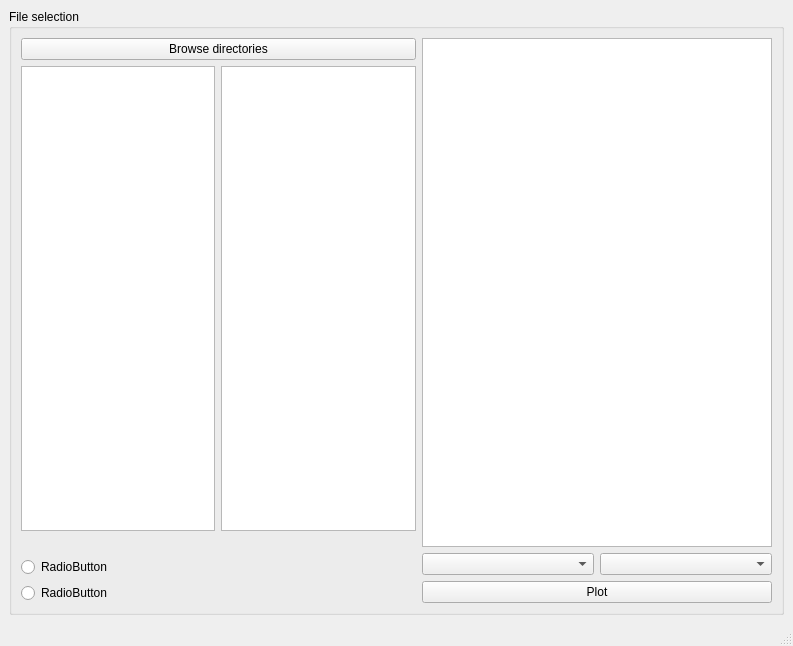
Above: mainwindow.ui from lcubrilo/Brillo before the change. Below: the same form after it.
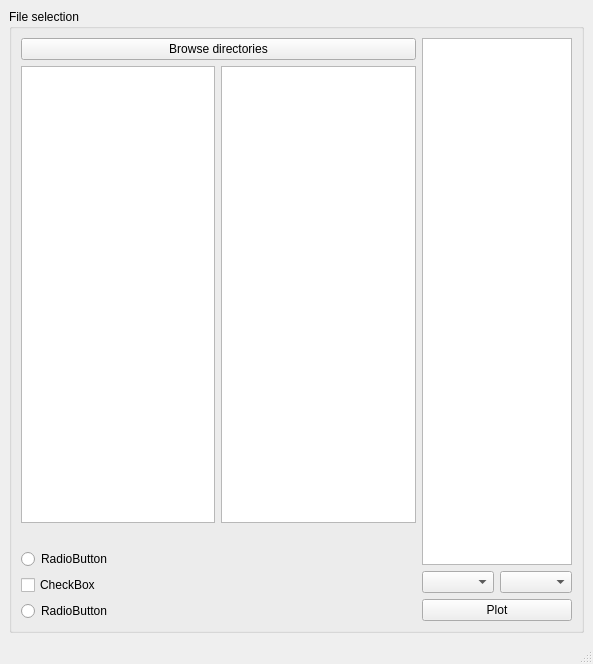
That is the form after the change.

Commit message: cleared up git confusion

The edit to the form file:
```diff
--- a/mainwindow.ui
+++ b/mainwindow.ui
@@ -6,8 +6,8 @@
    <rect>
     <x>0</x>
     <y>0</y>
-    <width>793</width>
-    <height>646</height>
+    <width>593</width>
+    <height>664</height>
    </rect>
   </property>
   <property name="windowTitle">
@@ -62,6 +62,13 @@
              </property>
             </widget>
            </item>
+           <item>
+            <widget class="QCheckBox" name="checkBox">
+             <property name="text">
+              <string>CheckBox</string>
+             </property>
+            </widget>
+           </item>
            <item>
             <widget class="QRadioButton" name="radioButton_2">
              <property name="text">
@@ -76,42 +83,15 @@
        <item>
         <layout class="QVBoxLayout" name="tablePlottingLayout">
          <item>
-          <widget class="QTableView" name="tableView">
-           <property name="minimumSize">
-            <size>
-             <width>350</width>
-             <height>0</height>
-            </size>
-           </property>
-          </widget>
+          <widget class="QTableView" name="tableView"/>
          </item>
          <item>
           <layout class="QHBoxLayout" name="axesLayout">
            <item>
-            <widget class="QComboBox" name="xAxisCombo">
-             <property name="editable">
-              <bool>false</bool>
-             </property>
-             <property name="currentText">
-              <string/>
-             </property>
-             <property name="placeholderText">
-              <string>xAxis name</string>
-             </property>
-            </widget>
+            <widget class="QComboBox" name="xAxisCombo"/>
            </item>
            <item>
-            <widget class="QComboBox" name="yAxisCombo">
-             <property name="editable">
-              <bool>false</bool>
-             </property>
-             <property name="currentText">
-              <string/>
-             </property>
-             <property name="placeholderText">
-              <string>yAxis name</string>
-             </property>
-            </widget>
+            <widget class="QComboBox" name="yAxisCombo"/>
            </item>
           </layout>
          </item>
```
Left out of the diff: 8 changed lines with no effect on the pictures.
